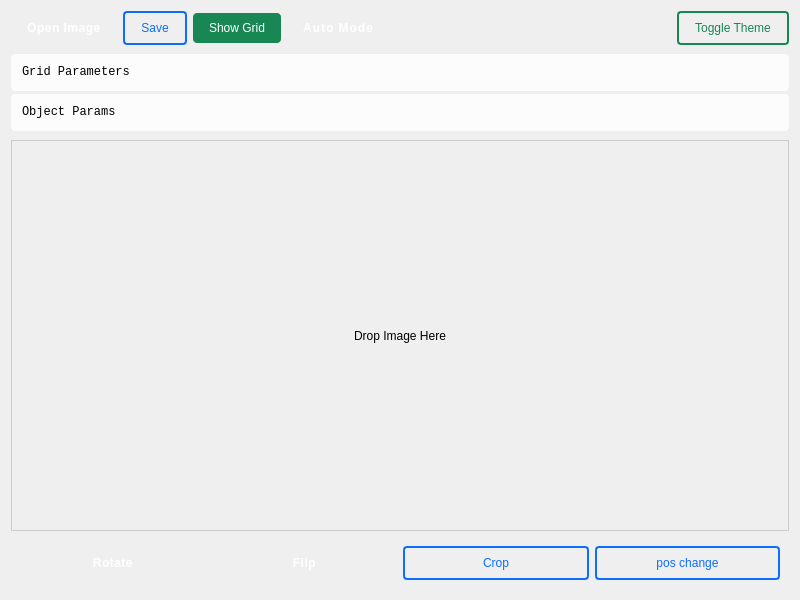
This is src/gui/qt/main.ui in ThangStar/Image-Mask-Studio as Qt 5 draws it before an edit. The edited form follows.
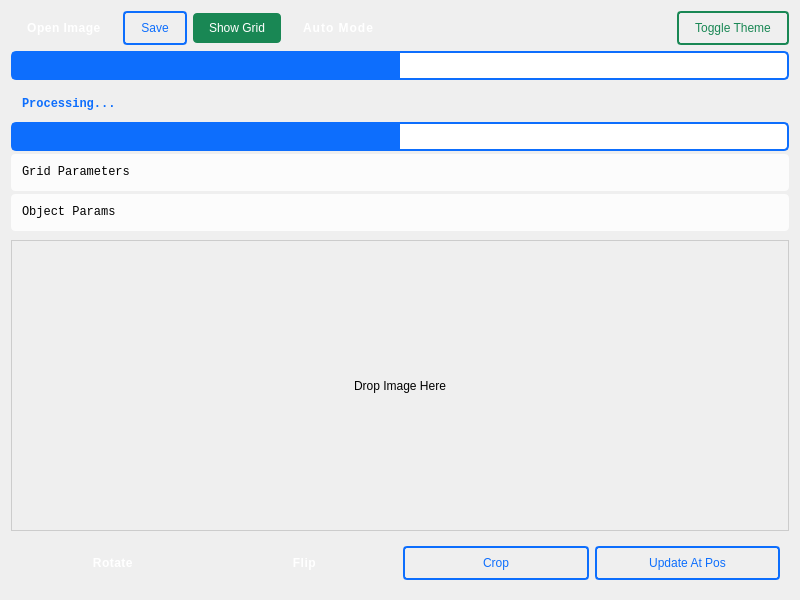
This is the edited form.

What changed in the file:
```diff
--- a/src/gui/qt/main.ui
+++ b/src/gui/qt/main.ui
@@ -303,6 +303,27 @@
      </item>
     </layout>
    </item>
+   <item>
+    <widget class="QProgressBar" name="prg_bar">
+     <property name="minimum">
+      <number>0</number>
+     </property>
+     <property name="maximum">
+      <number>0</number>
+     </property>
+     <property name="styleSheet">
+      <string>QProgressBar {
+        border: 2px solid #0d6efd;
+        border-radius: 5px;
+        text-align: center;
+        height: 25px;
+      }
+      QProgressBar::chunk {
+        background-color: #0d6efd;
+      }</string>
+     </property>
+    </widget>
+   </item>
    <item>
     <widget class="QWidget" name="infoWidget" native="true">
      <property name="maximumSize">
@@ -327,6 +348,48 @@
       <property name="bottomMargin">
        <number>3</number>
       </property>
+      <item>
+       <widget class="QLabel" name="lblProcessing">
+        <property name="visible">
+         <bool>false</bool>
+        </property>
+        <property name="styleSheet">
+         <string>QLabel { 
+           color: #0d6efd;
+           padding: 8px;
+           font-weight: bold;
+           font-family: monospace;
+         }</string>
+        </property>
+        <property name="text">
+         <string>Processing...</string>
+        </property>
+       </widget>
+      </item>
+      <item>
+       <widget class="QProgressBar" name="progressBar">
+        <property name="visible">
+         <bool>false</bool>
+        </property>
+        <property name="styleSheet">
+         <string>QProgressBar {
+           border: 2px solid #0d6efd;
+           border-radius: 5px;
+           text-align: center;
+           height: 25px;
+         }
+         QProgressBar::chunk {
+           background-color: #0d6efd;
+         }</string>
+        </property>
+        <property name="minimum">
+         <number>0</number>
+        </property>
+        <property name="maximum">
+         <number>0</number>
+        </property>
+       </widget>
+      </item>
       <item>
        <widget class="QLabel" name="lblGridInfo">
         <property name="styleSheet">
@@ -478,7 +541,7 @@
          }</string>
         </property>
         <property name="text">
-         <string>pos change</string>
+         <string>Update At Pos</string>
         </property>
        </widget>
       </item>
```
Left out of the diff: 158 changed lines with no effect on the pictures.
